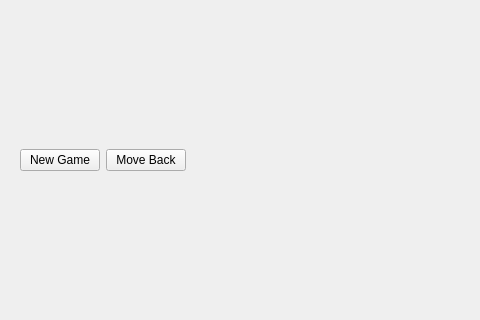
Old version of the form mainwindow.ui in the repository pilatcen/connect-five; both pictures show x 0 to 480 and y 128 to 448 of the 590 by 581 pixel window.
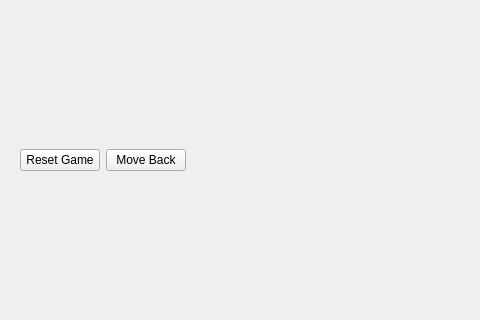
New version of the form. Icons and pictures are not drawn.

Commit message: added reset button

```diff
--- a/mainwindow.ui
+++ b/mainwindow.ui
@@ -37,7 +37,7 @@
             <bool>true</bool>
            </property>
            <property name="text">
-            <string>New Game</string>
+            <string>Reset Game</string>
            </property>
           </widget>
          </item>
```
Left out of the diff: 2 changed lines with no effect on the pictures. The commit also changes 2 other files.
